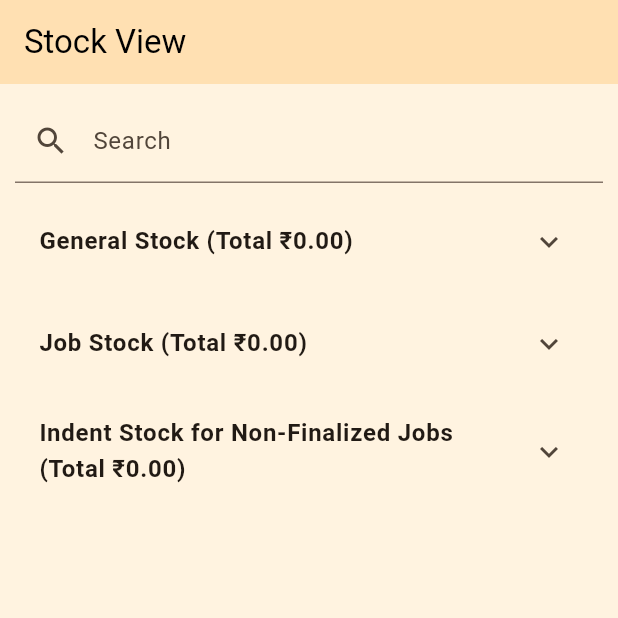
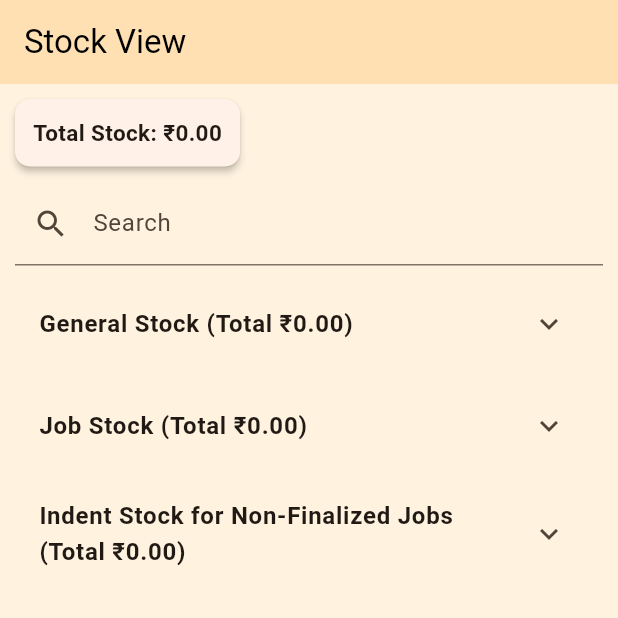
Before and after one commit to sethmayank01/gew_erp, a Flutter app: the StockViewScreen screen opened by its route, on a phone screen of 412 x 824 dp, the top half of it. Run offline on Flutter 3.47's test engine with Material 3 defaults, Android fonts, the phone set to English and light mode, and no system bars; our stand-ins replace dropdown_search, file_picker, go_router, package_info_plus, pdf, permission_handler and 2 more; missing offline and left inert: excel; accounts and stored records are empty; network calls fail; statements that could not run were skipped.

Commit message:
Changes for Stock value fix

```diff
--- a/lib/screens/dashboard_screen.dart
+++ b/lib/screens/dashboard_screen.dart
@@ -122,7 +122,7 @@ class _DashboardScreenState extends State<DashboardScreen> {
   Widget build(BuildContext context) {
     return Scaffold(
       appBar: AppBar(
-        title: const Text('Welcome to GEW ERP 1.1'),
+        title: const Text('Welcome to GEW ERP 1.2'),
         actions: [
           IconButton(
             icon: const Icon(Icons.logout),
--- a/lib/screens/material_incoming_screen.dart
+++ b/lib/screens/material_incoming_screen.dart
@@ -517,7 +517,7 @@ class _MaterialIncomingScreenState extends State<MaterialIncomingScreen> {
                   title: Text(entry['material'] ?? ''),
                   subtitle: Text(
                     "Qty: ${entry['quantity']} | Serial No: ${entry['serialNo']} | Price: ${entry['price']} | Total Price: "
-                    "${(double.tryParse(entry['quantity'].toString()) ?? 0) * (double.tryParse(entry['price'].toString()) ?? 0)} | Make: ${entry['make']} | Invoice No: ${entry['invoice']} | Entry Date: ${entry['entryDate']} | User: ${entry['user']} | Approved By: ${entry['approved_by']} | Approved: ${entry['approved'] == true ? 'Yes' : 'No'}",
+                    "${(double.tryParse(entry['quantity'].toString()) ?? 0) * (double.tryParse(entry['price'].toString()) ?? 0)} | Make: ${entry['make']} | Invoice No: ${entry['invoice']} | Description: ${entry['description']} | Entry Date: ${entry['entryDate']} | User: ${entry['user']} | Approved By: ${entry['approved_by']} | Approved: ${entry['approved'] == true ? 'Yes' : 'No'}",
                   ),
                   trailing: Row(
                     mainAxisSize: MainAxisSize.min,
--- a/lib/screens/stock_view_screen.dart
+++ b/lib/screens/stock_view_screen.dart
@@ -247,9 +247,9 @@ class _StockViewScreenState extends State<StockViewScreen> {
                 });
                 updated = true;
                 Navigator.pop(context);
-                ScaffoldMessenger.of(
-                  context,
-                ).showSnackBar(SnackBar(content: Text('Stock entry updated')));
+                ScaffoldMessenger.of(context).showSnackBar(
+                  const SnackBar(content: Text('Stock entry updated')),
+                );
               } else {
                 ScaffoldMessenger.of(
                   context,
@@ -490,9 +490,14 @@ class _StockViewScreenState extends State<StockViewScreen> {
       );
     }
 
+    final totalIndentValue = jobSummary.fold(
+      0.0,
+      (a, b) => a + (b['value'] as double),
+    );
+
     return ExpansionTile(
       title: Text(
-        "Indent Stock for Non-Finalized Jobs (Total ₹${jobSummary.fold(0.0, (a, b) => a + (b['value'] as double)).toStringAsFixed(2)})",
+        "Indent Stock for Non-Finalized Jobs (Total ₹${totalIndentValue.toStringAsFixed(2)})",
         style: const TextStyle(fontSize: 16, fontWeight: FontWeight.bold),
       ),
       children: [
@@ -529,32 +534,32 @@ class _StockViewScreenState extends State<StockViewScreen> {
                       ),
                     ),
                   ),
-                  Expanded(
-                    child: const Text(
+                  const Expanded(
+                    child: Text(
                       "Customer",
                       style: TextStyle(fontWeight: FontWeight.bold),
                     ),
                   ),
-                  Expanded(
-                    child: const Text(
+                  const Expanded(
+                    child: Text(
                       "kVA",
                       style: TextStyle(fontWeight: FontWeight.bold),
                     ),
                   ),
-                  Expanded(
-                    child: const Text(
+                  const Expanded(
+                    child: Text(
                       "Tapping Type",
                       style: TextStyle(fontWeight: FontWeight.bold),
                     ),
                   ),
-                  Expanded(
-                    child: const Text(
+                  const Expanded(
+                    child: Text(
                       "HT Volts",
                       style: TextStyle(fontWeight: FontWeight.bold),
                     ),
                   ),
-                  Expanded(
-                    child: const Text(
+                  const Expanded(
+                    child: Text(
                       "LT Volts",
                       style: TextStyle(fontWeight: FontWeight.bold),
                     ),
@@ -597,7 +602,7 @@ class _StockViewScreenState extends State<StockViewScreen> {
                       Expanded(child: Text(entry['job'])),
                       Expanded(child: Text(entry['customer'] ?? '')),
                       Expanded(child: Text(entry['kva'] ?? '')),
-                      Expanded(child: Text(entry['tappingType'])),
+                      Expanded(child: Text(entry['tappingType'] ?? '')),
                       Expanded(child: Text(entry['hvVoltage'] ?? '')),
                       Expanded(child: Text(entry['lvVoltage'] ?? '')),
                       Expanded(
@@ -646,6 +651,22 @@ class _StockViewScreenState extends State<StockViewScreen> {
       (a, b) => a + (b['finalValue'] as double),
     );
 
+    // Calculate indent total
+    double indentTotal = 0.0;
+    for (var jobNo in _jobNumbers) {
+      final jobData = _allIndentStocks[jobNo];
+      if (jobData != null) {
+        final entries = jobData['entries'] as List<Map<String, dynamic>>;
+        for (var entry in entries) {
+          final qty = entry['issuedQty'] ?? 0.0;
+          final price = entry['price'] ?? 0.0;
+          indentTotal += qty * price;
+        }
+      }
+    }
+
+    final grandTotal = generalTotal + jobTotal + indentTotal;
+
     return Scaffold(
       appBar: AppBar(title: const Text('Stock View')),
       body: _isLoading
@@ -655,6 +676,32 @@ class _StockViewScreenState extends State<StockViewScreen> {
               child: Column(
                 crossAxisAlignment: CrossAxisAlignment.start,
                 children: [
+                  // --- NEW TOTAL SUMMARY SECTION ---
+                  Card(
+                    //color: Colors.blueGrey.shade50,
+                    elevation: 2,
+                    shape: RoundedRectangleBorder(
+                      borderRadius: BorderRadius.circular(10),
+                    ),
+                    margin: const EdgeInsets.only(bottom: 10),
+                    child: Padding(
+                      padding: const EdgeInsets.all(12),
+                      child: Column(
+                        crossAxisAlignment: CrossAxisAlignment.start,
+                        children: [
+                          Text(
+                            "Total Stock: ₹${grandTotal.toStringAsFixed(2)}",
+                            style: const TextStyle(
+                              fontSize: 15,
+                              fontWeight: FontWeight.bold,
+                            ),
+                          ),
+                        ],
+                      ),
+                    ),
+                  ),
+
+                  // ----------------------------------
                   TextField(
                     controller: _searchController,
                     decoration: const InputDecoration(
--- a/pubspec.yaml
+++ b/pubspec.yaml
@@ -3,8 +3,8 @@ dart:
     enable-dot-shorthands: true
 
 name: gew_erp
-description: GEW ERP 1.1
-version: 1.2.1
+description: GEW ERP 1.2
+version: 1.2.2
 
 environment:
   sdk: '>=3.8.0 <4.0.0'
```
Also changed, not shown: 1 other file.
